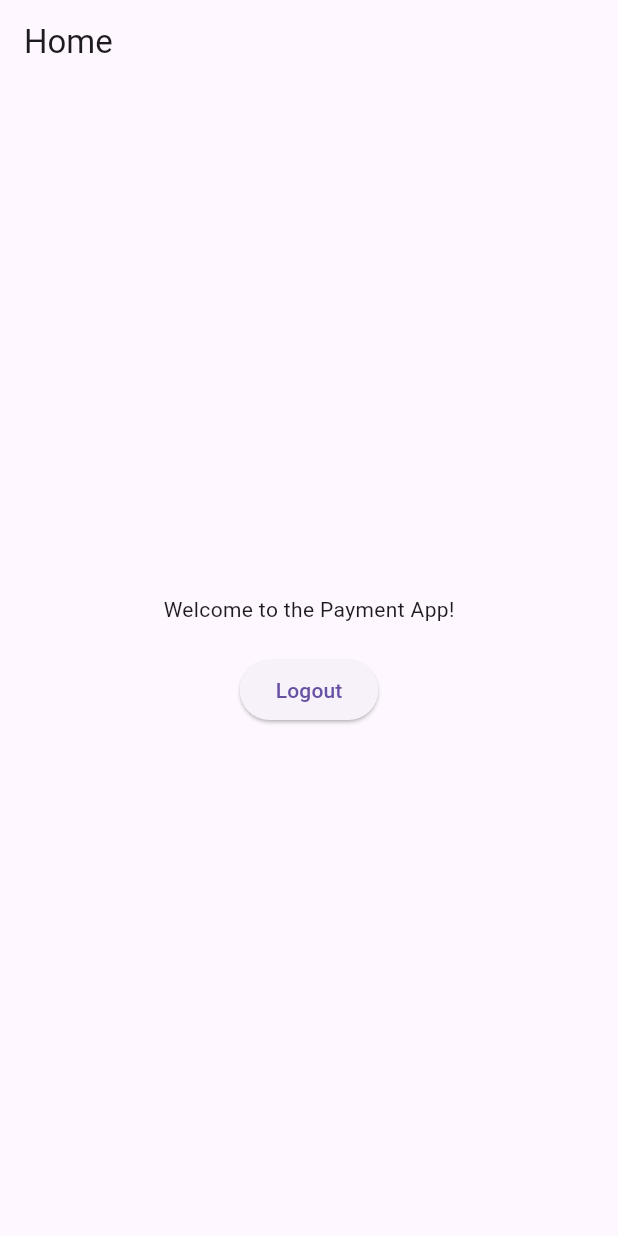
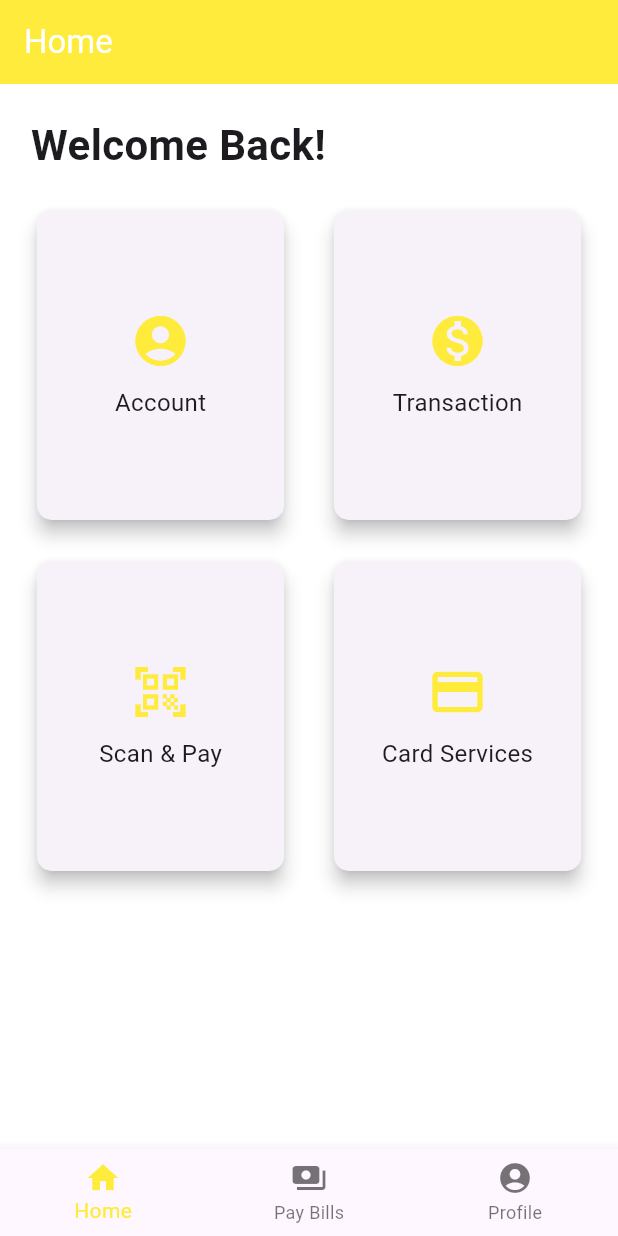
Before and after one commit to Fortnk/flutter_payment_app, a Flutter app: the screen it shows after launch, after a tap on "Login", on a phone screen of 412 x 824 dp. Run offline on Flutter 3.47's test engine with Material 3 defaults, Android fonts, the light colour scheme and no system bars.

Commit message:
Card_Services widget

```diff
--- a/lib/Component/HomeScreen.dart
+++ b/lib/Component/HomeScreen.dart
@@ -1,28 +1,110 @@
-// home_screen.dart
+// Update in home_screen.dart
 import 'package:flutter/material.dart';
 
-class HomeScreen extends StatelessWidget {
+class HomeScreen extends StatefulWidget {
   const HomeScreen({super.key});
 
   @override
+  _HomeScreenState createState() => _HomeScreenState();
+}
+
+class _HomeScreenState extends State<HomeScreen> {
+  int _selectedIndex = 0;
+
+  void _onItemTapped(int index) {
+    setState(() {
+      _selectedIndex = index;
+      if (_selectedIndex == 2) {
+        Navigator.pushNamed(context, '/profile');
+      }
+    });
+  }
+
+  @override
   Widget build(BuildContext context) {
+    final size = MediaQuery.of(context).size;
     return Scaffold(
       appBar: AppBar(
         title: const Text('Home'),
       ),
-      body: Center(
+      body: Padding(
+        padding: EdgeInsets.all(size.width * 0.05),
         child: Column(
-          mainAxisAlignment: MainAxisAlignment.center,
+          crossAxisAlignment: CrossAxisAlignment.start,
           children: [
-            const Text('Welcome to the Payment App!'),
+            const Text(
+              'Welcome Back!',
+              style: TextStyle(fontSize: 28, fontWeight: FontWeight.bold),
+            ),
             const SizedBox(height: 20),
-            ElevatedButton(
-              onPressed: () {
-                Navigator.pushReplacementNamed(context, '/login');
-              },
-              child: const Text('Logout'),
+            Row(
+              mainAxisAlignment: MainAxisAlignment.spaceBetween,
+              children: [
+                _buildFeatureCard(
+                    size, Icons.account_circle, 'Account', context),
+                _buildFeatureCard(
+                    size, Icons.monetization_on, 'Transaction', context),
+              ],
+            ),
+            const SizedBox(height: 20),
+            Row(
+              mainAxisAlignment: MainAxisAlignment.spaceBetween,
+              children: [
+                _buildFeatureCard(
+                    size, Icons.qr_code_scanner, 'Scan & Pay', context),
+                _buildFeatureCard(
+                    size, Icons.credit_card, 'Card Services', context),
+              ],
             ),
           ],
+        ),
+      ),
+      bottomNavigationBar: BottomNavigationBar(
+        items: const <BottomNavigationBarItem>[
+          BottomNavigationBarItem(
+            icon: Icon(Icons.home),
+            label: 'Home',
+          ),
+          BottomNavigationBarItem(
+            icon: Icon(Icons.payments),
+            label: 'Pay Bills',
+          ),
+          BottomNavigationBarItem(
+            icon: Icon(Icons.account_circle),
+            label: 'Profile',
+          ),
+        ],
+        currentIndex: _selectedIndex,
+        selectedItemColor: Colors.yellow,
+        onTap: _onItemTapped,
+      ),
+    );
+  }
+
+  Widget _buildFeatureCard(
+      Size size, IconData icon, String title, BuildContext context) {
+    return GestureDetector(
+      onTap: () {
+        if (title == 'Scan & Pay') {
+          Navigator.pushNamed(context, '/scan_pay');
+        } else if (title == 'Card Services') {
+          Navigator.pushNamed(context, '/card_services');
+        }
+      },
+      child: Card(
+        elevation: 5,
+        shape: RoundedRectangleBorder(borderRadius: BorderRadius.circular(10)),
+        child: SizedBox(
+          width: size.width * 0.4,
+          height: size.height * 0.25,
+          child: Column(
+            mainAxisAlignment: MainAxisAlignment.center,
+            children: [
+              Icon(icon, size: 40, color: Colors.yellow),
+              const SizedBox(height: 10),
+              Text(title, style: const TextStyle(fontSize: 16)),
+            ],
+          ),
         ),
       ),
     );
--- a/lib/Component/LoginScreen.dart
+++ b/lib/Component/LoginScreen.dart
@@ -1,3 +1,4 @@
+// login_screen.dart
 import 'package:flutter/material.dart';
 
 class LoginScreen extends StatelessWidget {
@@ -5,12 +6,13 @@ class LoginScreen extends StatelessWidget {
 
   @override
   Widget build(BuildContext context) {
+    final size = MediaQuery.of(context).size;
     return Scaffold(
       appBar: AppBar(
         title: const Text('Login'),
       ),
       body: Padding(
-        padding: const EdgeInsets.all(16.0),
+        padding: EdgeInsets.symmetric(horizontal: size.width * 0.1),
         child: Column(
           mainAxisAlignment: MainAxisAlignment.center,
           crossAxisAlignment: CrossAxisAlignment.stretch,
@@ -34,6 +36,10 @@ class LoginScreen extends StatelessWidget {
               onPressed: () {
                 Navigator.pushReplacementNamed(context, '/home');
               },
+              style: ElevatedButton.styleFrom(
+                backgroundColor: Colors.yellow,
+                foregroundColor: Colors.white,
+              ),
               child: const Text('Login'),
             ),
             TextButton(
@@ -42,9 +48,32 @@ class LoginScreen extends StatelessWidget {
               },
               child: const Text('Don\'t have an account? Sign up'),
             ),
+            const SizedBox(height: 20),
+            Row(
+              mainAxisAlignment: MainAxisAlignment.center,
+              children: [
+                _buildSocialButton(Icons.facebook, 'Facebook', Colors.blue),
+                const SizedBox(width: 10),
+                _buildSocialButton(Icons.g_mobiledata, 'Google', Colors.red),
+                const SizedBox(width: 10),
+                _buildSocialButton(Icons.alternate_email, 'X', Colors.black),
+              ],
+            )
           ],
         ),
       ),
     );
   }
+
+  Widget _buildSocialButton(IconData icon, String label, Color color) {
+    return ElevatedButton.icon(
+      onPressed: () {},
+      icon: Icon(icon, color: Colors.white),
+      label: Text(label, style: const TextStyle(color: Colors.white)),
+      style: ElevatedButton.styleFrom(
+        backgroundColor: color,
+        shape: RoundedRectangleBorder(borderRadius: BorderRadius.circular(8)),
+      ),
+    );
+  }
 }
--- a/lib/main.dart
+++ b/lib/main.dart
@@ -3,6 +3,9 @@
 import 'package:flutter_payment_app/Component/LoginScreen.dart';
 import 'package:flutter_payment_app/Component/SignupScreen.dart';
 import 'package:flutter_payment_app/Component/HomeScreen.dart';
+import 'package:flutter_payment_app/Component/ProfileScreen.dart';
+import 'package:flutter_payment_app/Component/ScanPayScreen.dart';
+import 'package:flutter_payment_app/Component/CardServicesScreen.dart';
 
 void main() {
   runApp(const PaymentApp());
@@ -16,13 +19,21 @@
     return MaterialApp(
       title: 'Payment App',
       theme: ThemeData(
-        primarySwatch: Colors.blue,
+        primarySwatch: Colors.yellow,
+        scaffoldBackgroundColor: Colors.white,
+        appBarTheme: const AppBarTheme(
+          backgroundColor: Colors.yellow,
+          foregroundColor: Colors.white,
+        ),
       ),
       initialRoute: '/login',
       routes: {
         '/login': (context) => const LoginScreen(),
         '/signup': (context) => const SignupScreen(),
         '/home': (context) => const HomeScreen(),
+        '/profile': (context) => const ProfileScreen(),
+        '/scan_pay': (context) => const ScanPayScreen(),
+        '/card_services': (context) => const CardServicesScreen(),
       },
     );
   }
```
Also changed, not shown: lib/Component/CardServicesScreen.dart (added, +77 -0 lines), lib/Component/ProfileScreen.dart (added, +74 -0 lines), lib/Component/ScanPayScreen.dart (added, +75 -0 lines), lib/Component/SignupScreen.dart (+6 -1 lines), lib/Component/images/QR_Code_Scan.webp (added).
